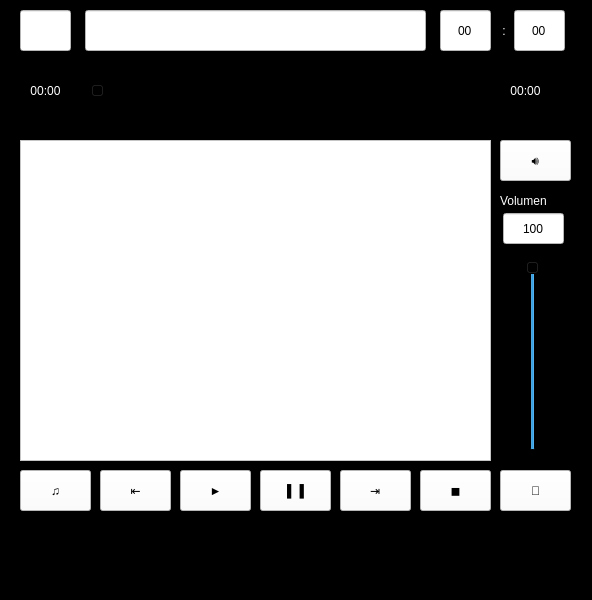
This is Programas/Proyecto/MusicPlayer.ui in c-arlo/PIP_2024_3 as Qt 5 draws it before an edit. The edited form follows.
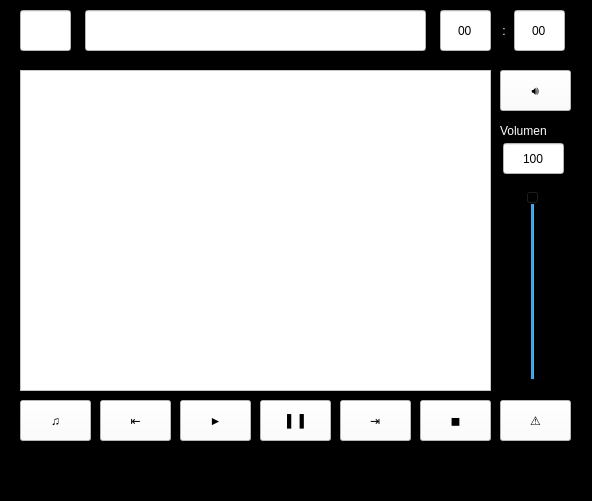
This is the edited form.

```diff
--- a/Programas/Proyecto/MusicPlayer.ui
+++ b/Programas/Proyecto/MusicPlayer.ui
@@ -7,7 +7,7 @@
     <x>0</x>
     <y>0</y>
     <width>592</width>
-    <height>600</height>
+    <height>501</height>
    </rect>
   </property>
   <property name="minimumSize">
@@ -19,7 +19,7 @@
   <property name="maximumSize">
    <size>
     <width>592</width>
-    <height>600</height>
+    <height>501</height>
    </size>
   </property>
   <property name="windowTitle">
@@ -39,7 +39,7 @@
     <property name="geometry">
      <rect>
       <x>20</x>
-      <y>470</y>
+      <y>400</y>
       <width>71</width>
       <height>41</height>
      </rect>
@@ -73,7 +73,7 @@
     <property name="geometry">
      <rect>
       <x>20</x>
-      <y>140</y>
+      <y>70</y>
       <width>471</width>
       <height>321</height>
      </rect>
@@ -110,7 +110,7 @@
     <property name="geometry">
      <rect>
       <x>180</x>
-      <y>470</y>
+      <y>400</y>
       <width>71</width>
       <height>41</height>
      </rect>
@@ -127,7 +127,7 @@
     <property name="geometry">
      <rect>
       <x>260</x>
-      <y>470</y>
+      <y>400</y>
       <width>71</width>
       <height>41</height>
      </rect>
@@ -144,7 +144,7 @@
     <property name="geometry">
      <rect>
       <x>420</x>
-      <y>470</y>
+      <y>400</y>
       <width>71</width>
       <height>41</height>
      </rect>
@@ -184,7 +184,7 @@
     <property name="geometry">
      <rect>
       <x>340</x>
-      <y>470</y>
+      <y>400</y>
       <width>71</width>
       <height>41</height>
      </rect>
@@ -201,7 +201,7 @@
     <property name="geometry">
      <rect>
       <x>100</x>
-      <y>470</y>
+      <y>400</y>
       <width>71</width>
       <height>41</height>
      </rect>
@@ -218,7 +218,7 @@
     <property name="geometry">
      <rect>
       <x>503</x>
-      <y>213</y>
+      <y>143</y>
       <width>61</width>
       <height>31</height>
      </rect>
@@ -241,7 +241,7 @@
     <property name="geometry">
      <rect>
       <x>500</x>
-      <y>190</y>
+      <y>120</y>
       <width>71</width>
       <height>21</height>
      </rect>
@@ -258,7 +258,7 @@
     <property name="geometry">
      <rect>
       <x>522</x>
-      <y>260</y>
+      <y>190</y>
       <width>22</width>
       <height>191</height>
      </rect>
@@ -323,7 +323,7 @@
     <property name="geometry">
      <rect>
       <x>500</x>
-      <y>140</y>
+      <y>70</y>
       <width>71</width>
       <height>41</height>
      </rect>
@@ -340,7 +340,7 @@
     <property name="geometry">
      <rect>
       <x>500</x>
-      <y>470</y>
+      <y>400</y>
       <width>71</width>
       <height>41</height>
      </rect>
@@ -350,60 +350,7 @@
 background-color: rgb(255, 255, 255);</string>
     </property>
     <property name="text">
-     <string>🔀</string>
-    </property>
-   </widget>
-   <widget class="QSlider" name="sliderSong">
-    <property name="geometry">
-     <rect>
-      <x>90</x>
-      <y>80</y>
-      <width>381</width>
-      <height>22</height>
-     </rect>
-    </property>
-    <property name="orientation">
-     <enum>Qt::Horizontal</enum>
-    </property>
-   </widget>
-   <widget class="QLabel" name="lblSongLen">
-    <property name="geometry">
-     <rect>
-      <x>490</x>
-      <y>80</y>
-      <width>71</width>
-      <height>21</height>
-     </rect>
-    </property>
-    <property name="styleSheet">
-     <string notr="true">font: 14pt &quot;Consolas&quot;;
-color: rgb(255, 255, 255);</string>
-    </property>
-    <property name="text">
-     <string>00:00</string>
-    </property>
-    <property name="alignment">
-     <set>Qt::AlignCenter</set>
-    </property>
-   </widget>
-   <widget class="QLabel" name="lblSongProg">
-    <property name="geometry">
-     <rect>
-      <x>10</x>
-      <y>80</y>
-      <width>71</width>
-      <height>21</height>
-     </rect>
-    </property>
-    <property name="styleSheet">
-     <string notr="true">font: 14pt &quot;Consolas&quot;;
-color: rgb(255, 255, 255);</string>
-    </property>
-    <property name="text">
-     <string>00:00</string>
-    </property>
-    <property name="alignment">
-     <set>Qt::AlignCenter</set>
+     <string>⚠️</string>
     </property>
    </widget>
   </widget>
```
Left out of the diff: 8 changed lines with no effect on the pictures.
